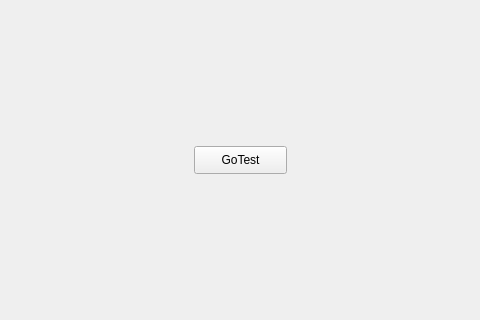
Before: the Qt Designer form resultsearch.ui in mistrale/hub, drawn with Qt 5; both pictures show x 236 to 716 and y 204 to 524 of the 1000 by 750 pixel window.
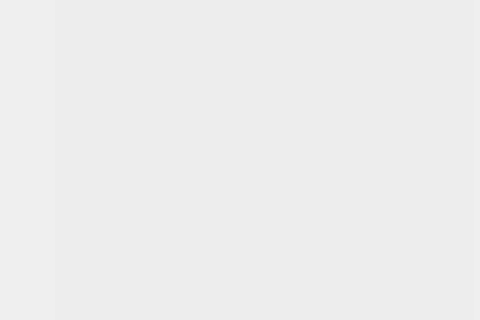
After: the same form once the commit is applied. Icons and pictures are not drawn.

```diff
--- a/resultsearch.ui
+++ b/resultsearch.ui
@@ -36,18 +36,43 @@
 	background: url(C:/everywhere/images/resultSearchBackground.png);
 }</string>
       </property>
-      <widget class="QPushButton" name="pushButton">
+      <widget class="QWidget" name="horizontalLayoutWidget">
        <property name="geometry">
         <rect>
-         <x>430</x>
-         <y>350</y>
-         <width>93</width>
-         <height>28</height>
+         <x>290</x>
+         <y>20</y>
+         <width>421</width>
+         <height>711</height>
         </rect>
        </property>
-       <property name="text">
-        <string>GoTest</string>
-       </property>
+       <layout class="QHBoxLayout" name="horizontalLayout">
+        <property name="spacing">
+         <number>0</number>
+        </property>
+        <item>
+         <widget class="QScrollArea" name="scrollArea">
+          <property name="styleSheet">
+           <string notr="true">background: transparent;</string>
+          </property>
+          <property name="widgetResizable">
+           <bool>true</bool>
+          </property>
+          <widget class="QWidget" name="scrollAreaWidgetContents">
+           <property name="geometry">
+            <rect>
+             <x>0</x>
+             <y>0</y>
+             <width>417</width>
+             <height>707</height>
+            </rect>
+           </property>
+           <property name="styleSheet">
+            <string notr="true">background : rgba(230, 230, 230, 0.3);</string>
+           </property>
+          </widget>
+         </widget>
+        </item>
+       </layout>
       </widget>
      </widget>
     </item>
```
